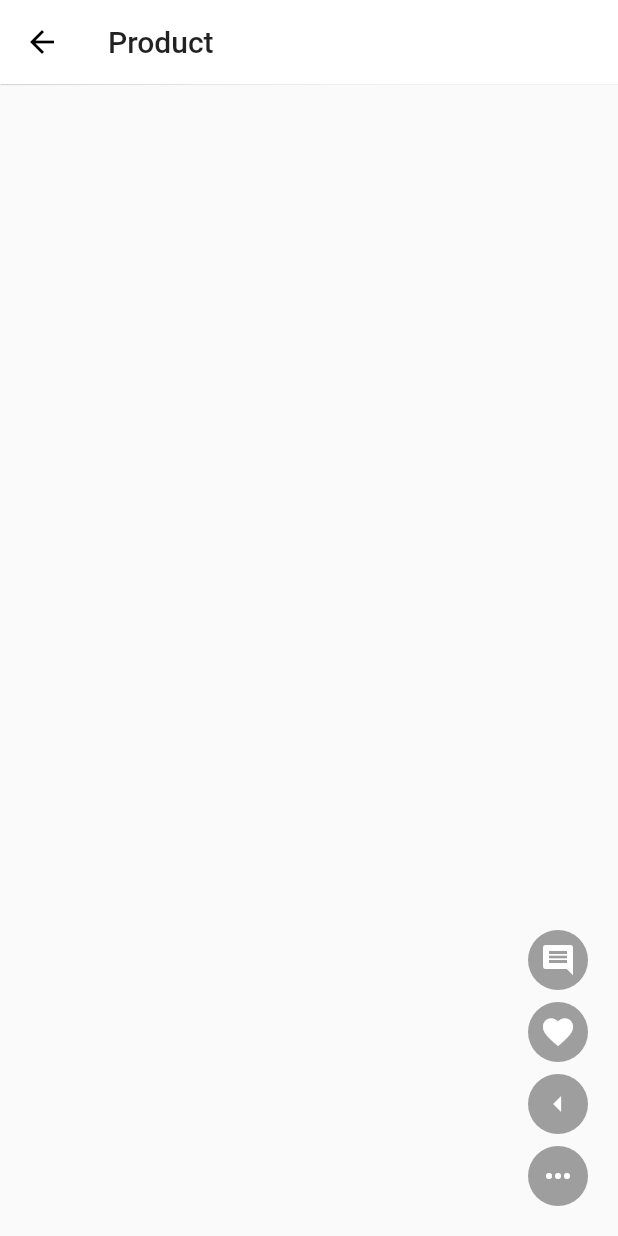
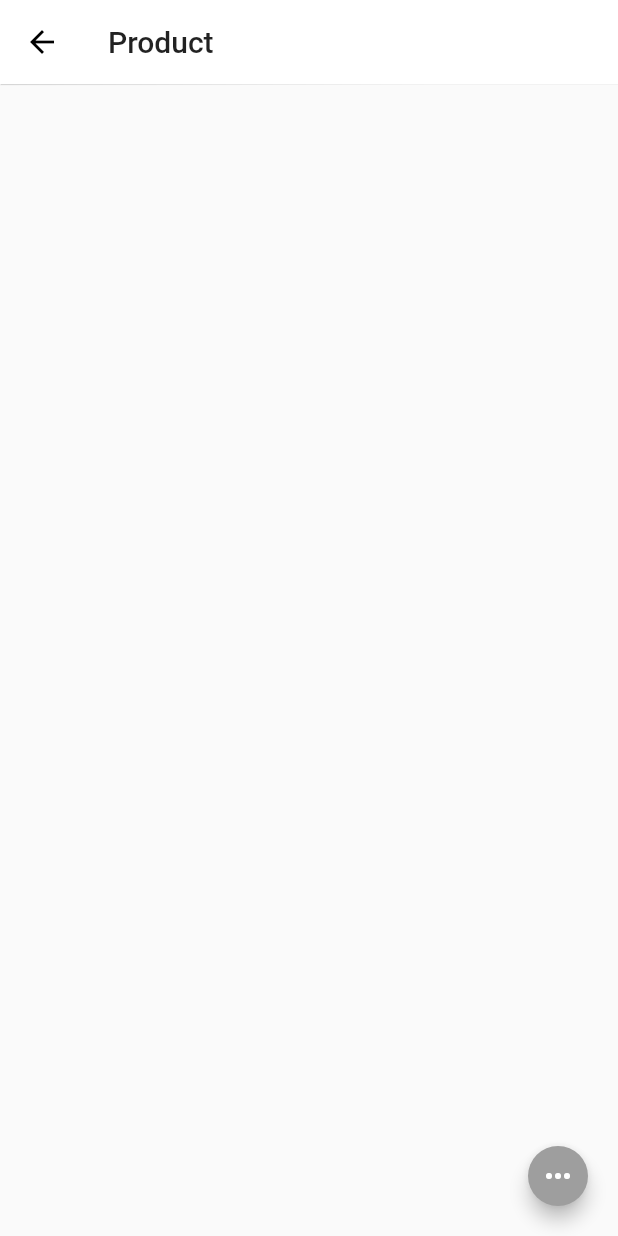
Before and after one commit to hptg1994/Dribo-Native, a Flutter app: the ItemDetailPage screen opened directly, on a phone screen of 412 x 824 dp. Run offline on Flutter 3.47's test engine with Material 2 defaults, Android fonts, the phone set to English and light mode, and no system bars; missing offline and left inert: flutter_webview_plugin.

Commit message:
adding the animation

```diff
--- a/lib/utility/buttons/FloatingButtons.dart
+++ b/lib/utility/buttons/FloatingButtons.dart
@@ -1,16 +1,23 @@
 import 'package:flutter/material.dart';
+import "dart:math" as math;
 
 class FloatingButtons extends StatefulWidget {
-
-
   @override
   State createState() {
     return _FloatingButtons();
-
   }
 }
 
-class _FloatingButtons extends State<FloatingButtons>{
+class _FloatingButtons extends State<FloatingButtons>
+    with TickerProviderStateMixin {
+  AnimationController _controller;
+
+  @override
+  void initState() {
+    _controller =
+        AnimationController(vsync: this, duration: Duration(milliseconds: 200));
+    super.initState();
+  }
 
   @override
   Widget build(BuildContext context) {
@@ -18,45 +25,70 @@ class _FloatingButtons extends State<FloatingButtons>{
       mainAxisSize: MainAxisSize.min,
       children: <Widget>[
         Container(
-
+          child: ScaleTransition(
+            scale: CurvedAnimation(
+                parent: _controller,
+                curve: Interval(0.0, 1.0, curve: Curves.easeOut)),
             child: FloatingActionButton(
               elevation: 0.0,
               mini: true,
               heroTag: "comment",
-            onPressed: (){},
-            child: Icon(Icons.comment,color: Colors.white),
+              onPressed: () {},
+              child: Icon(Icons.comment, color: Colors.white),
+            ),
           ),
         ),
         Container(
-
+          child: ScaleTransition(
+            scale: CurvedAnimation(
+                parent: _controller,
+                curve: Interval(0.0, 0.7, curve: Curves.easeOut)),
             child: FloatingActionButton(
               elevation: 0.0,
               mini: true,
               heroTag: "saved",
-            onPressed: (){},
-            child: Icon(Icons.favorite,color: Colors.white),
+              onPressed: () {},
+              child: Icon(Icons.favorite, color: Colors.white),
             ),
           ),
+
+        ),
         Container(
-
+          child: ScaleTransition(
+            scale: CurvedAnimation(
+                parent: _controller,
+                curve: Interval(0.0, 0.4, curve: Curves.easeOut)),
             child: FloatingActionButton(
               elevation: 0.0,
               mini: true,
               heroTag: "back",
-            onPressed: (){},
-            child: Icon(Icons.arrow_left,color: Colors.white),
+              onPressed: () {},
+              child: Icon(Icons.arrow_left, color: Colors.white),
             ),
           ),
-        Container(
+        ),
+        FloatingActionButton(
+            elevation: 5.0,
+            mini: true,
+            heroTag: "more",
 
-          child: FloatingActionButton(
-            elevation: 0.0,
-            mini: true,
-            heroTag: "back",
-            onPressed: (){},
-            child: Icon(Icons.more_horiz,color: Colors.white),
+            onPressed: () {
+              if (_controller.isDismissed) {
+                _controller.forward();
+              } else {
+                _controller.reverse();
+              }
+            },
+            child: AnimatedBuilder(
+                animation: _controller,
+                builder: (BuildContext context, Widget child) {
+                  return Transform(
+                    alignment: FractionalOffset.center,
+                    transform: Matrix4.rotationZ(_controller.value *0.5 * math.pi),
+                    child: Icon(_controller.isDismissed?Icons.more_horiz:Icons.close,color: Colors.white),
+                  );
+                })
         ),
-        )
       ],
     );
   }
```
Lines whose indentation alone changed are shown as unchanged.
